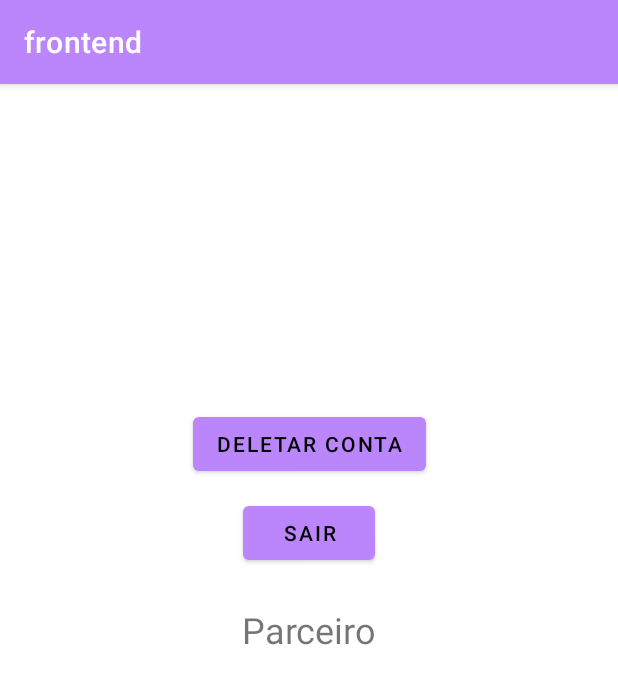
After one commit to 2024-1-NADS3/Projeto6, an Android app: the PerfilPaceiro screen opened directly, with no data from a screen before it, on a phone screen of 412 x 824 dp. The commit adds this screen. Shown: the top 684 px of the screen. Run offline under Robolectric (Android 15) with nearby library versions, the phone set to English and light mode, and no system bars; our stand-ins replace Volley; network calls fail.

Commit message:
Sistema de login criado, ajustado o error handling nos formulários e também foi criado as activities do parceiro e usuario, que já contem a funcionalidade de deletar e sair da conta

```diff
--- a/frontend/app/build.gradle
+++ b/frontend/app/build.gradle
@@ -25,6 +25,9 @@ android {
         sourceCompatibility JavaVersion.VERSION_1_8
         targetCompatibility JavaVersion.VERSION_1_8
     }
+    buildFeatures {
+        viewBinding true
+    }
 }
 
 dependencies {
@@ -33,6 +36,8 @@ dependencies {
     implementation 'androidx.constraintlayout:constraintlayout:2.1.4'
     implementation 'com.android.volley:volley:1.2.1'
     implementation 'com.squareup.picasso:picasso:2.71828'
+    implementation 'androidx.navigation:navigation-fragment:2.4.1'
+    implementation 'androidx.navigation:navigation-ui:2.4.1'
     testImplementation 'junit:junit:4.13.2'
     androidTestImplementation 'androidx.test.ext:junit:1.1.5'
     androidTestImplementation 'androidx.test.espresso:espresso-core:3.5.1'
--- a/frontend/app/src/main/java/com/example/frontend/CursoAdapter.java
+++ b/frontend/app/src/main/java/com/example/frontend/CursoAdapter.java
@@ -52,7 +52,7 @@ public class CursoAdapter extends RecyclerView.Adapter<CursoAdapter.ViewHolder>
     @Override
     public void onBindViewHolder(@NonNull ViewHolder holder, int position) {
         Curso curso = courses.get(position);
-        String baseUrl = "https://l8d9q4-4550.csb.app";
+        String baseUrl = "http://192.168.0.10:4550";
         String imagePath = curso.getImg();
         String imageUrl = baseUrl + imagePath;
 
--- /dev/null
+++ b/frontend/app/src/main/java/com/example/frontend/GerenciadorToken.java
@@ -0,0 +1,33 @@
+package com.example.frontend;
+import android.content.Context;
+import android.content.SharedPreferences;
+
+
+public class GerenciadorToken {
+
+    // é uma constante que define o nome do arquivo de preferências compartilhadas usado para armazenar o token JWT.
+    private static final String PREF_NAME = "PrefsDoApp";
+    private static final String TOKEN_KEY = "access_token";
+
+    private SharedPreferences sharedPreferences;
+
+    public GerenciadorToken(Context context) {
+        sharedPreferences = context.getSharedPreferences(PREF_NAME, Context.MODE_PRIVATE);
+    }
+
+    public void saveToken(String token) {
+        SharedPreferences.Editor editor = sharedPreferences.edit();
+        editor.putString(TOKEN_KEY, token);
+        editor.apply();
+    }
+
+    public String getToken() {
+        return sharedPreferences.getString(TOKEN_KEY, "");
+    }
+
+    public void clearToken() {
+        SharedPreferences.Editor editor = sharedPreferences.edit();
+        editor.remove(TOKEN_KEY);
+        editor.apply();
+    }
+}
--- a/frontend/app/src/main/java/com/example/frontend/InstituicaoParceira.java
+++ b/frontend/app/src/main/java/com/example/frontend/InstituicaoParceira.java
@@ -14,7 +14,7 @@ import org.json.JSONObject;
 import java.io.Serializable;
 
 public class InstituicaoParceira implements Serializable {
-    private static final String URL_CRIAR_PARCEIRO = "https://l8d9q4-4550.csb.app/parceiro/cadastrar";
+    private static final String URL_CRIAR_PARCEIRO = "http://192.168.0.10:4550/parceiro/cadastrar";
     private Context mContext;
     protected String instituitionName;
     protected String cnpj;
--- /dev/null
+++ b/frontend/app/src/main/java/com/example/frontend/PerfilPaceiro.java
@@ -0,0 +1,135 @@
+package com.example.frontend;
+
+import androidx.appcompat.app.AlertDialog;
+import androidx.appcompat.app.AppCompatActivity;
+
+import android.content.DialogInterface;
+import android.content.Intent;
+import android.os.Bundle;
+import android.os.Handler;
+import android.util.Log;
+import android.view.View;
+import android.widget.Toast;
+
+import com.android.volley.AuthFailureError;
+import com.android.volley.Request;
+import com.android.volley.RequestQueue;
+import com.android.volley.Response;
+import com.android.volley.VolleyError;
+import com.android.volley.toolbox.JsonObjectRequest;
+import com.android.volley.toolbox.Volley;
+
+import org.json.JSONObject;
+
+import java.util.HashMap;
+import java.util.Map;
+
+public class PerfilPaceiro extends AppCompatActivity {
+
+    GerenciadorToken token;
+
+    String urlBase;
+
+    @Override
+    protected void onCreate(Bundle savedInstanceState) {
+        super.onCreate(savedInstanceState);
+        setContentView(R.layout.activity_perfil_paceiro);
+
+        urlBase = "http://192.168.0.10:4550";
+
+        token = new GerenciadorToken(this);
+        Log.d("O token está aqui?", token.getToken());
+    }
+
+
+    /* Método que aciona o verficarSeEstáLogado toda vez que a activity estiver em primeiro plano */
+    @Override
+    protected void onResume() {
+        super.onResume();
+        verificarSeEstaLogado();
+    }
+
+    /* Método para deslogar no perfil do parceiro */
+    public void sair(View view) {
+        token.clearToken();
+        Intent mudarTelaParaMainAcitivity = new Intent(PerfilPaceiro.this, MainActivity.class);
+        startActivity(mudarTelaParaMainAcitivity);
+    }
+
+    /* Método para verificar se tem um token valido */
+    public void verificarSeEstaLogado() {
+        if (token != null) {
+            String tokenString = token.getToken();
+            if (tokenString.equals("")) {
+                // Se o token estiver vazio, redireciona para a tela de login
+                Intent mudarTelaParaLogin = new Intent(PerfilPaceiro.this, FormLogin.class);
+                startActivity(mudarTelaParaLogin);
+            }
+        }
+    }
+
+    public void deletarConta(View view) {
+        AlertDialog.Builder builder = new AlertDialog.Builder(PerfilPaceiro.this);
+        builder.setTitle("Deletar Conta")
+                .setMessage("Você tem certeza que deseja deletar a conta?")
+                .setPositiveButton("Sim", new DialogInterface.OnClickListener() {
+                    public void onClick(DialogInterface dialog, int id) {
+                        Log.d("CAIU NO IF SIM", "DELETAR CONTA E MUDA DE ACTIVITY");
+                        deletarContaReq();
+                        // Aqui você pode adicionar a lógica para deletar a conta
+                        // Por exemplo, chamar um método que faz uma requisição ao servidor
+                    }
+                })
+                .setNegativeButton("Não", new DialogInterface.OnClickListener() {
+                    public void onClick(DialogInterface dialog, int id) {
+                        Log.d("CAIU NO IF NÃO", "FECHAR DIALOG SEM FAZER NADA");
+                        // Fechar o dialog sem fazer nada
+                    }
+                });
+        AlertDialog dialog = builder.create();
+        dialog.show();
+    }
+
+    public void deletarContaReq() {
+        String deleteUrl = urlBase + "/parceiro/deletarParceiro";
+
+        RequestQueue queue = Volley.newRequestQueue(this);
+
+        JsonObjectRequest jsonObjectRequest = new JsonObjectRequest(Request.Method.DELETE, deleteUrl, null,
+                new Response.Listener<JSONObject>() {
+                    @Override
+                    public void onResponse(JSONObject response) {
+                        // Trate a resposta JSON aqui
+                        System.out.println(response.toString());
+                        Toast.makeText(PerfilPaceiro.this, "Conta deletada com sucesso.", Toast.LENGTH_SHORT).show();
+
+                        // Redireciona para a tela inicial após 3 segundos
+                        new Handler().postDelayed(new Runnable() {
+                            @Override
+                            public void run() {
+                                Intent retornarTelaInicio = new Intent(PerfilPaceiro.this, TelaInicio.class);
+                                startActivity(retornarTelaInicio);
+                                finish(); // Encerra a atividade atual
+                            }
+                        }, 3000); // 3000 milissegundos = 3 segundos
+                    }
+                }, new Response.ErrorListener() {
+            @Override
+            public void onErrorResponse(VolleyError error) {
+                // Trate o erro aqui
+                System.out.println(error.getMessage());
+            }
+        }) {
+            @Override
+            public Map<String, String> getHeaders() throws AuthFailureError {
+                Map<String, String> headers = new HashMap<>();
+                headers.put("Authorization", "Bearer " + token.getToken()); // Substitua "Bearer " + token pelo seu token JWT
+                return headers;
+            }
+        };
+
+        queue.add(jsonObjectRequest);
+    }
+
+
+}
--- a/frontend/app/src/main/java/com/example/frontend/TelaCursoExpandido.java
+++ b/frontend/app/src/main/java/com/example/frontend/TelaCursoExpandido.java
@@ -50,7 +50,7 @@ public class TelaCursoExpandido extends AppCompatActivity {
         // Você deve configurar os elementos da UI com os dados do curso aqui
         // Por exemplo:
 
-        String baseUrl = "https://l8d9q4-4550.csb.app";
+        String baseUrl = "http://192.168.0.10:4550";
         String imagePath = curso.getImg();
         String imageUrl = baseUrl + imagePath;
         Picasso.get().load(imageUrl).into(courseImgExpandend);
--- a/frontend/app/src/main/java/com/example/frontend/Usuario.java
+++ b/frontend/app/src/main/java/com/example/frontend/Usuario.java
@@ -14,7 +14,7 @@ import org.json.JSONObject;
 import java.io.Serializable;
 
 public class Usuario {
-    private static final String URL_CRIAR_USUARIO = "https://l8d9q4-4550.csb.app/usuario/cadastrar";
+    private static final String URL_CRIAR_USUARIO = "http://192.168.0.10:4550/usuario/cadastrar";
 
     private Context mContext;
 
--- /dev/null
+++ b/frontend/app/src/main/res/layout/activity_perfil_paceiro.xml
@@ -0,0 +1,45 @@
+<?xml version="1.0" encoding="utf-8"?>
+<androidx.constraintlayout.widget.ConstraintLayout xmlns:android="http://schemas.android.com/apk/res/android"
+    xmlns:app="http://schemas.android.com/apk/res-auto"
+    xmlns:tools="http://schemas.android.com/tools"
+    android:layout_width="match_parent"
+    android:layout_height="match_parent"
+    tools:context=".PerfilPaceiro">
+
+    <TextView
+        android:id="@+id/textView"
+        android:layout_width="wrap_content"
+        android:layout_height="wrap_content"
+        android:layout_marginTop="24dp"
+        android:text="Parceiro"
+        android:textSize="24sp"
+        app:layout_constraintEnd_toEndOf="parent"
+        app:layout_constraintHorizontal_bias="0.5"
+        app:layout_constraintStart_toStartOf="parent"
+        app:layout_constraintTop_toBottomOf="@+id/button5" />
+
+    <Button
+        android:id="@+id/button5"
+        android:layout_width="wrap_content"
+        android:layout_height="wrap_content"
+        android:layout_marginTop="11dp"
+        android:onClick="sair"
+        android:text="Sair"
+        app:layout_constraintEnd_toEndOf="parent"
+        app:layout_constraintHorizontal_bias="0.5"
+        app:layout_constraintStart_toStartOf="parent"
+        app:layout_constraintTop_toBottomOf="@+id/button8" />
+
+    <Button
+        android:id="@+id/button8"
+        android:layout_width="wrap_content"
+        android:layout_height="wrap_content"
+        android:layout_marginTop="216dp"
+        android:onClick="deletarConta"
+        android:text="Deletar conta"
+        app:layout_constraintEnd_toEndOf="parent"
+        app:layout_constraintHorizontal_bias="0.5"
+        app:layout_constraintStart_toStartOf="parent"
+        app:layout_constraintTop_toTopOf="parent" />
+
+</androidx.constraintlayout.widget.ConstraintLayout>
--- a/frontend/app/src/main/res/values/styles.xml
+++ b/frontend/app/src/main/res/values/styles.xml
@@ -51,4 +51,7 @@
         <item name="android:textStyle">bold</item>
         <item name="android:textColor">@color/white</item>
     </style>
+
+
+
 </resources>
--- a/frontend/app/src/main/res/values/themes.xml
+++ b/frontend/app/src/main/res/values/themes.xml
@@ -13,4 +13,10 @@
         <item name="android:statusBarColor">?attr/colorPrimaryVariant</item>
         <!-- Customize your theme here. -->
     </style>
+    <style name="Theme.Frontend.NoActionBar">
+        <item name="windowActionBar">false</item>
+        <item name="windowNoTitle">true</item>
+    </style>
+    <style name="Theme.Frontend.AppBarOverlay" parent="ThemeOverlay.AppCompat.Dark.ActionBar" />
+    <style name="Theme.Frontend.PopupOverlay" parent="ThemeOverlay.AppCompat.Light" />
 </resources>
```
Also changed, not shown: frontend/app/src/main/AndroidManifest.xml (+10 -3 lines), frontend/app/src/main/java/com/example/frontend/FormCadastro.java (+59 -7 lines), frontend/app/src/main/java/com/example/frontend/FormCadastroPJ.java (+64 -6 lines), frontend/app/src/main/java/com/example/frontend/FormLogin.java (+162 -0 lines), frontend/app/src/main/java/com/example/frontend/MainActivity.java (+6 -1 lines), frontend/app/src/main/java/com/example/frontend/PerfilUsuario.java (added, +127 -0 lines), frontend/app/src/main/res/layout/activity_form_login.xml (+4 -4 lines), frontend/app/src/main/res/layout/activity_perfil_usuario.xml (added, +41 -0 lines), frontend/app/src/main/res/values/strings.xml (+9 -0 lines).
